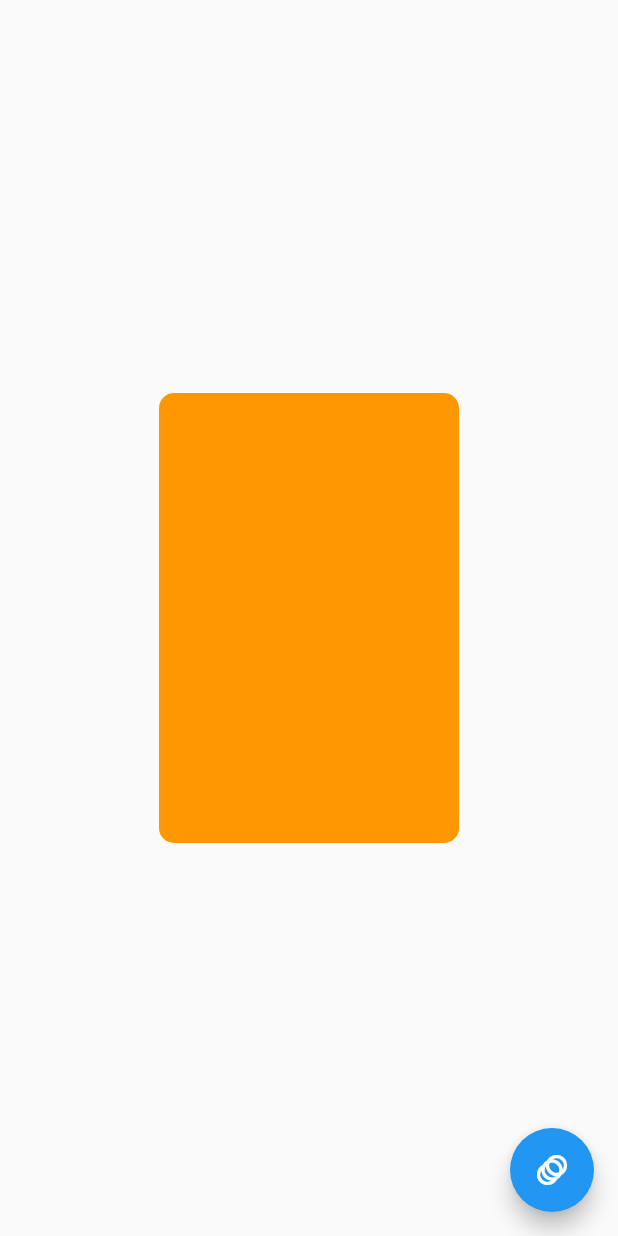
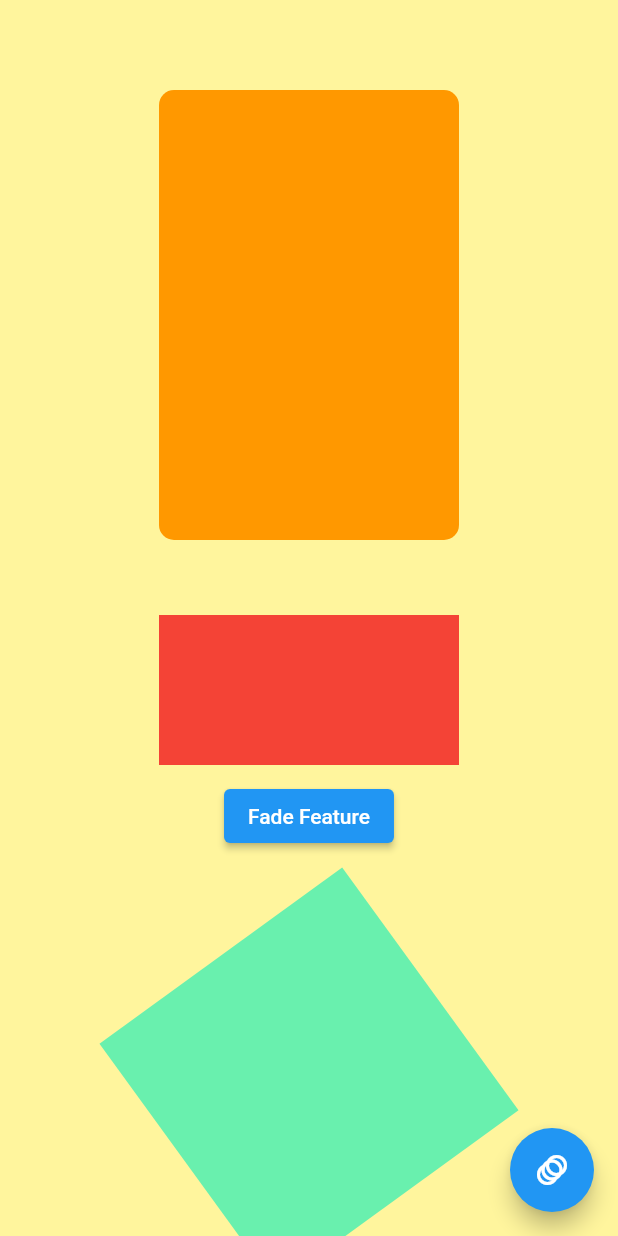
Before and after one commit to riyatyagi2021/flutter_advance, a Flutter app: the Animations screen opened directly, on a phone screen of 412 x 824 dp. Run offline on Flutter 3.47's test engine with Material 2 defaults, Android fonts, the phone set to English and light mode, and no system bars; our stand-ins replace firebase_auth, firebase_core, firebase_database, firebase_messaging, flutter_local_notifications, fluttertoast and 6 more; missing offline and left inert: flutter_facebook_auth; accounts and stored records are empty.

Commit message:
more_animations

```diff
--- a/lib/home_main.dart
+++ b/lib/home_main.dart
@@ -25,7 +25,7 @@ class _HelloState extends State<Hello> {
 
 
 
-//// Animationnnsss
+//// Animationnnsss for pag routing
   Route _createRoute() {
     return PageRouteBuilder(
       pageBuilder: (context, animation, secondaryAnimation) => const Instagram(),
--- a/lib/others/animations.dart
+++ b/lib/others/animations.dart
@@ -9,45 +9,139 @@ class Animations extends StatefulWidget {
   _AnimationsState createState() => _AnimationsState();
 }
 
-class _AnimationsState extends State<Animations> {
+class _AnimationsState extends State<Animations> with TickerProviderStateMixin {
+
+  //animated container
   double width = 200;
   double height = 300;
   Color color = Colors.orange;
   BorderRadiusGeometry border = BorderRadius.circular(10);
 
+  //hide and fade
+  bool isVisible = true;
+
+
+  //animated builder
+  AnimationController? controller;
+  @override
+  void initState() {
+    super.initState();
+    controller=AnimationController(
+      duration: Duration(seconds: 1),
+        vsync: this
+    )..repeat();
+  }
+
+
+  //animated align
+  bool selected=false;
+
+
+
   @override
   Widget build(BuildContext context) {
     return Scaffold(
       body: Center(
-        child: AnimatedContainer(
-          duration: Duration(seconds: 1),
-          height: height,
-          width: width,
-         decoration: BoxDecoration(
-           color: color,
-           borderRadius: border
-         ),
-          curve: Curves.fastOutSlowIn,
+        child: Container(
+          color: Colors.yellow[200],
+          padding: EdgeInsets.only(top: 60),
+          child: SingleChildScrollView(
+            scrollDirection: Axis.vertical,
+            child:
+            Column(
+              mainAxisAlignment: MainAxisAlignment.center,
+              children: [
+                AnimatedContainer(
+                  duration: Duration(seconds: 1),
+                  height: height,
+                  width: width,
+                  decoration: BoxDecoration(color: color, borderRadius: border),
+                  curve: Curves.fastOutSlowIn,
+                ),
+                SizedBox(
+                  height: 50,
+                ),
+                AnimatedOpacity(
+                  opacity: isVisible ? 1 : 0,
+                  duration: Duration(milliseconds: 300),
+                  child: Container(
+                    height: 100,
+                    width: 200,
+                    color: Colors.red,
+                  ),
+                ),
+                SizedBox(
+                  height: 10,
+                ),
+                Align(
+                  alignment: Alignment.bottomCenter,
+                  child: ElevatedButton(
+                    onPressed: (){
+                      setState(() {
+                        isVisible=!isVisible;
+                      });
+                    },
+                    child: Text("Fade Feature"),
+                  ),
+                ),
+                SizedBox(
+                  height: 50,
+                ),
+                AnimatedBuilder(
+                    animation: controller!,
+                    child: Container(
+                      height: 200,
+                      width: 200,
+                      color: Colors.greenAccent,
+                    ),
+                    builder: (BuildContext context, Widget?child){
+                    return Transform.rotate(
+                      angle: controller!.value * 2 * pi,
+                      child: child,
+                        );
+                }),
+
+                SizedBox(
+                  height: 50,
+                ),
+
+                GestureDetector(
+                  onTap: (){
+                    setState(() {
+                      selected=!selected;
+                    });
+                  },
+                  child: Container(
+                    height: 100,
+                    width: 100,
+                    color: Colors.purple,
+                    child: AnimatedAlign(
+                        alignment: selected? Alignment.centerLeft: Alignment.centerRight,
+                        duration: Duration(milliseconds: 500),
+                      child: FlutterLogo(textColor: Colors.purple,size: 50,),
+                      curve: Curves.slowMiddle,
+                    ),
+                  ),
+                ),
+
+
+              ],
+            ),
+          ),
         ),
-
       ),
       floatingActionButton: FloatingActionButton(
         onPressed: () {
           setState(() {
-            var random=Random();
-            width=random.nextInt(300).toDouble();
-            height=random.nextInt(300).toDouble();
+            var random = Random();
+            width = random.nextInt(300).toDouble();
+            height = random.nextInt(300).toDouble();
 
-            color=Color.fromRGBO(
-                random.nextInt(256),
-                random.nextInt(256),
-                random.nextInt(256),
-                1);
+            color = Color.fromRGBO(random.nextInt(256), random.nextInt(256),
+                random.nextInt(256), 1);
 
-          border=
-                BorderRadius.circular(random.nextInt(100).toDouble());
+            border = BorderRadius.circular(random.nextInt(100).toDouble());
           });
-
         },
         child: Padding(
           padding: const EdgeInsets.all(8.0),
```
